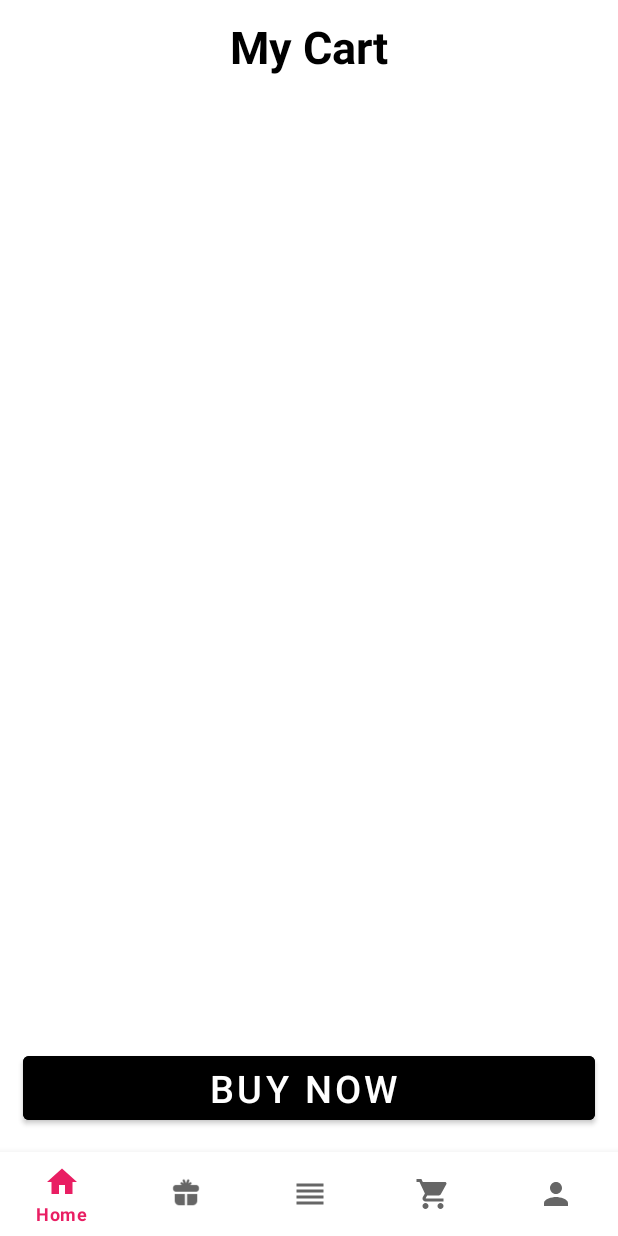
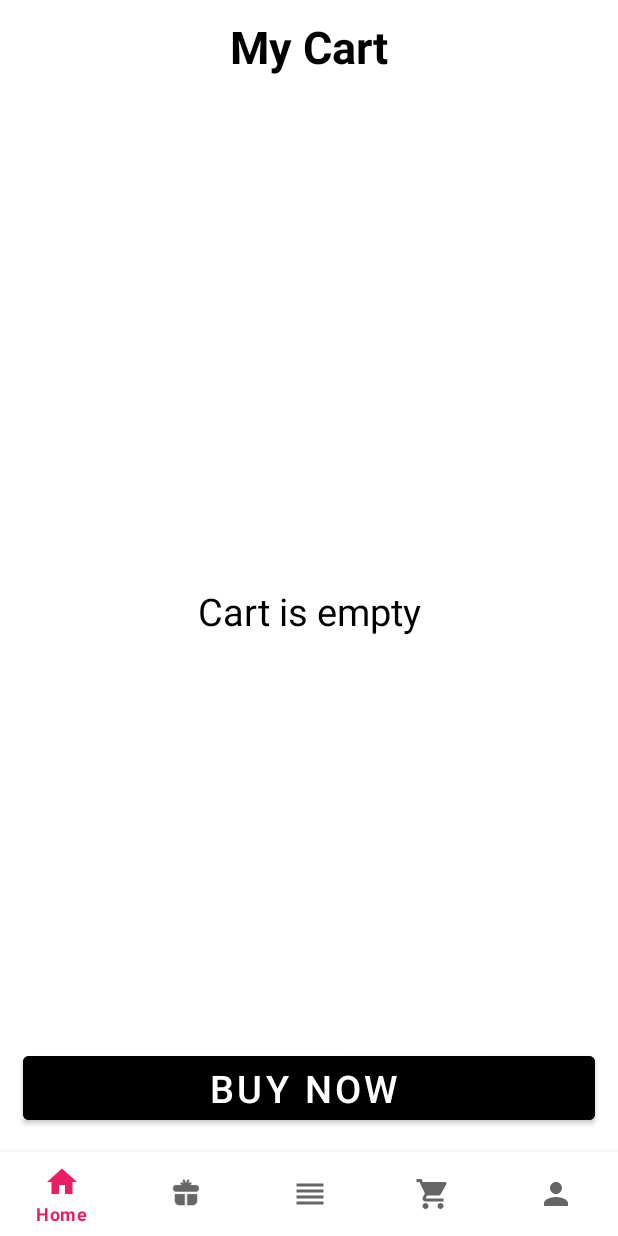
Before and after one commit to abdelmageed1/FarhaStore, an Android app: the CartFragment screen opened through its navigation route, after a tap on "BUY NOW", on a phone screen of 412 x 824 dp. Run offline under Robolectric (Android 15) with nearby library versions, the light colour scheme and no system bars; our stand-ins replace Firebase (no records; nobody signed in at launch, a user with empty details on screens opened directly), Picasso, navigation-ui; libraries missing offline, so code that uses them is left out: com.denzcoskun.imageslider; pictures from the network do not load; 9 statements that could not run were skipped.

Commit message:
after update User pages

```diff
--- a/app/src/main/AndroidManifest.xml
+++ b/app/src/main/AndroidManifest.xml
@@ -61,6 +61,7 @@
         </activity>
         <activity
             android:name=".User.view.HomeActivity"
+
             android:exported="false">
             <meta-data
                 android:name="android.app.lib_name"
@@ -68,6 +69,7 @@
         </activity>
         <activity
             android:name=".User.view.MainActivity"
+
             android:exported="true">
 
 
--- a/app/src/main/java/com/example/farhastore/User/Adapters/CartAdapter.kt
+++ b/app/src/main/java/com/example/farhastore/User/Adapters/CartAdapter.kt
@@ -33,7 +33,7 @@ class CartAdapter : RecyclerView.Adapter<CartAdapter.CardVH>() {
 
         Picasso.get().load(current.imageProduct.toString()).into(holder.imgProduct)
         holder.nameProduct.text = current.nameProduct
-        holder.priceProduct.text = "${current.priceProduct} EGP"
+        holder.priceProduct.text = "${current.priceProduct}"
 
        // holder.btnBuy.setOnClickListener {
             //  var order:Orders = Orders("",getCurrentUser(),getCurrentDate(),getCurrentTime(),current,false)
--- a/app/src/main/java/com/example/farhastore/User/view/CartFragment.kt
+++ b/app/src/main/java/com/example/farhastore/User/view/CartFragment.kt
@@ -49,7 +49,16 @@ class CartFragment : Fragment() {
             if (it != null) {
                 setRecycle(it)
                 itemsInCart = it
+
+                if (it.size == 0)
+                {
+                    binding.CartIsEmpty.visibility = View.VISIBLE
+
+                }
             }
+
+
+
         }
 
         binding.btnBuyNow.setOnClickListener {
--- a/app/src/main/java/com/example/farhastore/User/view/ChatFragment.kt
+++ b/app/src/main/java/com/example/farhastore/User/view/ChatFragment.kt
@@ -1,6 +1,7 @@
 package com.example.farhastore.User.view
 
 import android.content.Intent
+import android.net.Uri
 import android.os.Bundle
 import android.view.LayoutInflater
 import android.view.View
@@ -32,7 +33,10 @@ class ChatFragment : Fragment() {
 
     private fun goToChatActivity() {
         binding.btnStartChat.setOnClickListener {
-            startActivity(Intent(context, ChatActivity::class.java))
+          //  startActivity(Intent(context, ChatActivity::class.java))
+            var intent = Intent(Intent.ACTION_VIEW)
+            intent.data = Uri.parse("http://t.me/FarhaStore0")
+            startActivity(intent)
         }
     }
 
--- a/app/src/main/java/com/example/farhastore/User/view/OrderFragment.kt
+++ b/app/src/main/java/com/example/farhastore/User/view/OrderFragment.kt
@@ -44,10 +44,10 @@ class OrderFragment : Fragment() {
     }
 
     private fun setRecycle(it: MutableList<Orders>) {
-        var adapterCart = OrderAdapter()
+        var adapterOrder = OrderAdapter()
         binding.recycleOrders.layoutManager = LinearLayoutManager(context)
-        binding.recycleOrders.adapter = adapterCart
-        adapterCart.setListOrders(it)
+        binding.recycleOrders.adapter = adapterOrder
+        adapterOrder.setListOrders(it)
 
     }
 
--- a/app/src/main/res/layout/fragment_cart.xml
+++ b/app/src/main/res/layout/fragment_cart.xml
@@ -25,6 +25,19 @@
         app:layout_constraintStart_toStartOf="parent"
         app:layout_constraintTop_toTopOf="parent" />
 
+    <TextView
+        android:id="@+id/CartIsEmpty"
+        android:layout_width="wrap_content"
+        android:layout_height="wrap_content"
+        android:visibility="gone"
+        android:text="Cart is empty"
+        android:textColor="@color/black"
+        android:textSize="25sp"
+        app:layout_constraintBottom_toBottomOf="parent"
+        app:layout_constraintEnd_toEndOf="parent"
+        app:layout_constraintStart_toStartOf="parent"
+        app:layout_constraintTop_toBottomOf="@+id/textView2" />
+
     <androidx.recyclerview.widget.RecyclerView
         android:id="@+id/recycleCart"
         android:layout_width="0dp"
--- a/app/src/main/res/navigation/home_navigation.xml
+++ b/app/src/main/res/navigation/home_navigation.xml
@@ -32,7 +32,7 @@
 
             app:launchSingleTop="true"
             app:popUpTo="@id/homeFragment"
-            app:popUpToInclusive="true" />
+            app:popUpToInclusive="false" />
     </fragment>
     <fragment
         android:id="@+id/cartFragment"
--- a/app/src/main/res/values-night/themes.xml
+++ b/app/src/main/res/values-night/themes.xml
@@ -1,16 +1,36 @@
 <resources xmlns:tools="http://schemas.android.com/tools">
     <!-- Base application theme. -->
-    <style name="Theme.FarhaStore" parent="Theme.MaterialComponents.DayNight.DarkActionBar">
+    <style name="Theme.FarhaStore" parent="Theme.MaterialComponents.DayNight.NoActionBar">
         <!-- Primary brand color. -->
-        <item name="colorPrimary">@color/purple_200</item>
-        <item name="colorPrimaryVariant">@color/purple_700</item>
-        <item name="colorOnPrimary">@color/black</item>
+        <item name="colorPrimary">#E91E63</item>
+        <item name="colorPrimaryVariant">#99E91E63</item>
+        <item name="colorOnPrimary">@color/white</item>
         <!-- Secondary brand color. -->
-        <item name="colorSecondary">@color/teal_200</item>
-        <item name="colorSecondaryVariant">@color/teal_200</item>
+        <item name="colorSecondary">#E91E63</item>
+        <item name="colorSecondaryVariant">@color/base_color</item>
         <item name="colorOnSecondary">@color/black</item>
         <!-- Status bar color. -->
-        <item name="android:statusBarColor">?attr/colorPrimaryVariant</item>
+        <item name="android:statusBarColor">@color/white</item>
         <!-- Customize your theme here. -->
     </style>
+
+    <style name="logoShapeStyle">
+        <item name="cornerSize">50%</item>
+    </style>
+
+    <style name="backGround_profile">
+        <item name="cornerSize">10%</item>
+
+    </style>
+    <style name="styleProductImg">
+        <item name="cornerSizeTopLeft">10%</item>
+        <item name="cornerSizeTopRight">10%</item>
+
+    </style>
+    <style name="Theme.FarhaStore.NoActionBar">
+        <item name="windowActionBar">false</item>
+        <item name="windowNoTitle">true</item>
+    </style>
+    <style name="Theme.FarhaStore.AppBarOverlay" parent="ThemeOverlay.AppCompat.Dark.ActionBar" />
+    <style name="Theme.FarhaStore.PopupOverlay" parent="ThemeOverlay.AppCompat.Light" />
 </resources>
--- a/app/src/main/res/values/strings.xml
+++ b/app/src/main/res/values/strings.xml
@@ -66,5 +66,6 @@
     <string name="address">Address : </string>
     <string name="email">Email :</string>
     <string name="product_name"> Product Name : </string>
+    <string name="product_count">Product Count :</string>
 
 </resources>
```
Also changed, not shown: app/build.gradle (+8 -12 lines), app/src/main/java/com/example/farhastore/User/Adapters/OrderAdapter.kt (+8 -25 lines), app/src/main/res/layout/fragment_profile.xml (+4 -4 lines), app/src/main/res/layout/row_cart.xml (+14 -1 lines), app/src/main/res/layout/row_orders.xml (+32 -13 lines), build.gradle (added, +12 -0 lines), gradle.properties (added, +23 -0 lines), settings.gradle (added, +17 -0 lines), gradle/wrapper/gradle-wrapper.properties (added), 4 other files.
